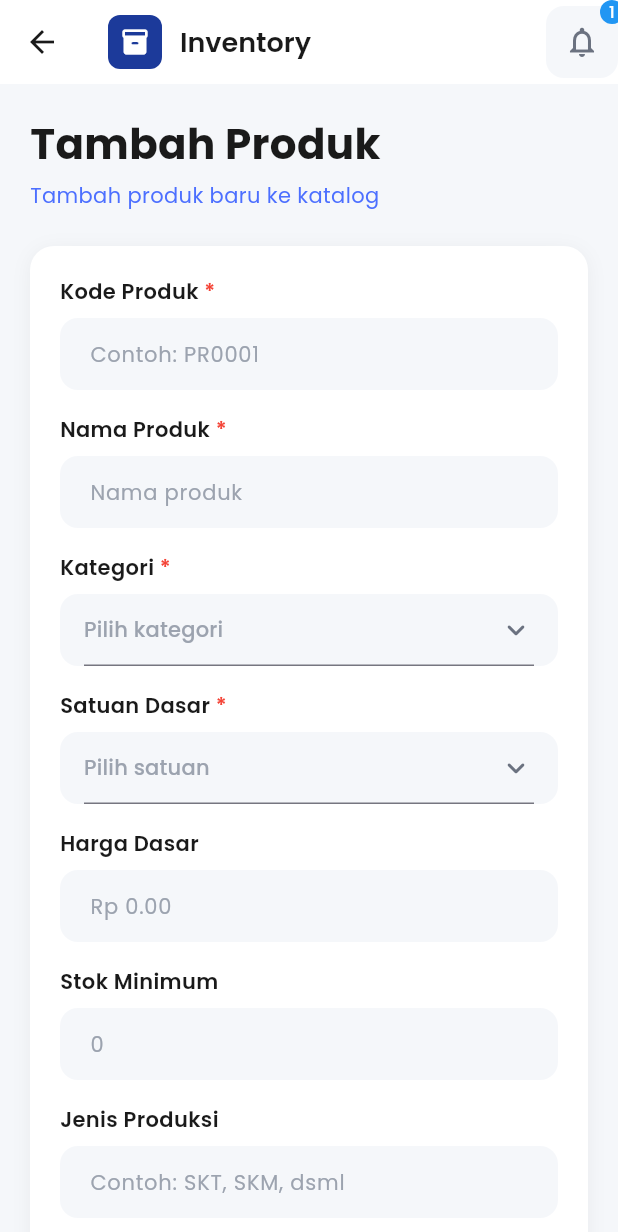
After one commit to dewaprabawa/myapp, a Flutter app: the AddProductScreen screen opened directly, on a phone screen of 412 x 824 dp. The commit adds this screen. Shown: the top 1232 px of the screen. Run offline on Flutter 3.47's test engine with Material 3 defaults, Android fonts, the phone set to English and light mode, and no system bars; our stand-ins replace google_fonts.

Commit message:
feat: implement master data screens for categories and products, including add and list views.

```diff
--- /dev/null
+++ b/lib/screens/master_data/sections/add_product_screen.dart
@@ -0,0 +1,452 @@
+import 'package:flutter/material.dart';
+import 'package:google_fonts/google_fonts.dart';
+import 'package:myapp/screens/widgets/notification_icons.dart';
+import 'package:myapp/shared/base_color.dart';
+
+class AddProductScreen extends StatefulWidget {
+  const AddProductScreen({super.key});
+
+  @override
+  State<AddProductScreen> createState() => _AddProductScreenState();
+}
+
+class _AddProductScreenState extends State<AddProductScreen> {
+  final _formKey = GlobalKey<FormState>();
+  final TextEditingController _productCodeController = TextEditingController();
+  final TextEditingController _productNameController = TextEditingController();
+  final TextEditingController _basePriceController = TextEditingController();
+  final TextEditingController _minStockController = TextEditingController();
+  final TextEditingController _productTypeController = TextEditingController();
+  final TextEditingController _packagingController = TextEditingController();
+  final TextEditingController _descriptionController = TextEditingController();
+
+  String? selectedCategory;
+  String? selectedUnit;
+  bool isActiveProduct = true;
+
+  @override
+  void dispose() {
+    _productCodeController.dispose();
+    _productNameController.dispose();
+    _basePriceController.dispose();
+    _minStockController.dispose();
+    _productTypeController.dispose();
+    _packagingController.dispose();
+    _descriptionController.dispose();
+    super.dispose();
+  }
+
+  @override
+  Widget build(BuildContext context) {
+    return Scaffold(
+      backgroundColor: const Color(0xFFF5F7FA),
+      appBar: _buildAppBar(context),
+      body: SingleChildScrollView(
+        physics: const BouncingScrollPhysics(),
+        padding: const EdgeInsets.all(20),
+        child: Form(
+          key: _formKey,
+          child: Column(
+            crossAxisAlignment: CrossAxisAlignment.start,
+            children: [
+              _buildHeader(),
+              const SizedBox(height: 24),
+              _buildFormFields(),
+              const SizedBox(height: 24),
+              _buildActionButtons(),
+              const SizedBox(height: 20),
+            ],
+          ),
+        ),
+      ),
+    );
+  }
+
+  PreferredSizeWidget _buildAppBar(BuildContext context) {
+    return AppBar(
+      backgroundColor: Colors.white,
+      elevation: 0,
+      leading: IconButton(
+        icon: const Icon(Icons.arrow_back, color: Color(0xFF1A1A1A)),
+        onPressed: () => Navigator.pop(context),
+      ),
+      title: Row(
+        children: [
+          Container(
+            padding: const EdgeInsets.all(8),
+            decoration: BoxDecoration(
+              color: BaseColor.primaryColor,
+              borderRadius: BorderRadius.circular(8),
+            ),
+            child: const Icon(
+              Icons.inventory_2_rounded,
+              color: Colors.white,
+              size: 20,
+            ),
+          ),
+          const SizedBox(width: 12),
+          Text(
+            'Inventory',
+            style: GoogleFonts.poppins(
+              fontSize: 18,
+              fontWeight: FontWeight.w600,
+              color: const Color(0xFF1A1A1A),
+            ),
+          ),
+        ],
+      ),
+      actions: [NotificationIcons()],
+    );
+  }
+
+  Widget _buildHeader() {
+    return Column(
+      crossAxisAlignment: CrossAxisAlignment.start,
+      children: [
+        Text(
+          'Tambah Produk',
+          style: GoogleFonts.poppins(
+            fontSize: 28,
+            fontWeight: FontWeight.bold,
+            color: const Color(0xFF1A1A1A),
+          ),
+        ),
+        const SizedBox(height: 4),
+        Text(
+          'Tambah produk baru ke katalog',
+          style: GoogleFonts.poppins(
+            fontSize: 14,
+            color: const Color(0xFF4C6FFF),
+          ),
+        ),
+      ],
+    );
+  }
+
+  Widget _buildFormFields() {
+    return Container(
+      padding: const EdgeInsets.all(20),
+      decoration: BoxDecoration(
+        color: Colors.white,
+        borderRadius: BorderRadius.circular(16),
+        boxShadow: [
+          BoxShadow(
+            color: Colors.black.withOpacity(0.05),
+            blurRadius: 10,
+            offset: const Offset(0, 2),
+          ),
+        ],
+      ),
+      child: Column(
+        crossAxisAlignment: CrossAxisAlignment.start,
+        children: [
+          _buildTextField(
+            label: 'Kode Produk',
+            hint: 'Contoh: PR0001',
+            controller: _productCodeController,
+            isRequired: true,
+          ),
+          const SizedBox(height: 16),
+          _buildTextField(
+            label: 'Nama Produk',
+            hint: 'Nama produk',
+            controller: _productNameController,
+            isRequired: true,
+          ),
+          const SizedBox(height: 16),
+          _buildDropdownField(
+            label: 'Kategori',
+            hint: 'Pilih kategori',
+            value: selectedCategory,
+            isRequired: true,
+            onChanged: (value) {
+              setState(() {
+                selectedCategory = value;
+              });
+            },
+          ),
+          const SizedBox(height: 16),
+          _buildDropdownField(
+            label: 'Satuan Dasar',
+            hint: 'Pilih satuan',
+            value: selectedUnit,
+            isRequired: true,
+            onChanged: (value) {
+              setState(() {
+                selectedUnit = value;
+              });
+            },
+          ),
+          const SizedBox(height: 16),
+          _buildTextField(
+            label: 'Harga Dasar',
+            hint: 'Rp 0.00',
+            controller: _basePriceController,
+            keyboardType: TextInputType.number,
+          ),
+          const SizedBox(height: 16),
+          _buildTextField(
+            label: 'Stok Minimum',
+            hint: '0',
+            controller: _minStockController,
+            keyboardType: TextInputType.number,
+          ),
+          const SizedBox(height: 16),
+          _buildTextField(
+            label: 'Jenis Produksi',
+            hint: 'Contoh: SKT, SKM, dsml',
+            controller: _productTypeController,
+          ),
+          const SizedBox(height: 16),
+          _buildTextField(
+            label: 'Isi / Kemasan',
+            hint: 'Contoh: 12 Botol, 16 Botol',
+            controller: _packagingController,
+          ),
+          const SizedBox(height: 16),
+          _buildTextField(
+            label: 'Deskripsi',
+            hint: 'Deskripsi produk (opsional)',
+            controller: _descriptionController,
+            maxLines: 3,
+          ),
+          const SizedBox(height: 20),
+          _buildActiveToggle(),
+        ],
+      ),
+    );
+  }
+
+  Widget _buildTextField({
+    required String label,
+    required String hint,
+    required TextEditingController controller,
+    bool isRequired = false,
+    TextInputType? keyboardType,
+    int maxLines = 1,
+  }) {
+    return Column(
+      crossAxisAlignment: CrossAxisAlignment.start,
+      children: [
+        Row(
+          children: [
+            Text(
+              label,
+              style: GoogleFonts.poppins(
+                fontSize: 14,
+                fontWeight: FontWeight.w600,
+                color: const Color(0xFF1A1A1A),
+              ),
+            ),
+            if (isRequired)
+              Text(
+                ' *',
+                style: GoogleFonts.poppins(
+                  fontSize: 14,
+                  fontWeight: FontWeight.w600,
+                  color: Colors.red,
+                ),
+              ),
+          ],
+        ),
+        const SizedBox(height: 8),
+        TextFormField(
+          controller: controller,
+          keyboardType: keyboardType,
+          maxLines: maxLines,
+          decoration: InputDecoration(
+            hintText: hint,
+            hintStyle: GoogleFonts.poppins(
+              fontSize: 14,
+              color: const Color(0xFF9CA3AF),
+            ),
+            filled: true,
+            fillColor: const Color(0xFFF5F7FA),
+            border: OutlineInputBorder(
+              borderRadius: BorderRadius.circular(12),
+              borderSide: BorderSide.none,
+            ),
+            contentPadding: const EdgeInsets.symmetric(
+              horizontal: 16,
+              vertical: 12,
+            ),
+          ),
+          validator: isRequired
+              ? (value) {
+                  if (value == null || value.isEmpty) {
+                    return '$label harus diisi';
+                  }
+                  return null;
+                }
+              : null,
+        ),
+      ],
+    );
+  }
+
+  Widget _buildDropdownField({
+    required String label,
+    required String hint,
+    required String? value,
+    required ValueChanged<String?> onChanged,
+    bool isRequired = false,
+  }) {
+    return Column(
+      crossAxisAlignment: CrossAxisAlignment.start,
+      children: [
+        Row(
+          children: [
+            Text(
+              label,
+              style: GoogleFonts.poppins(
+                fontSize: 14,
+                fontWeight: FontWeight.w600,
+                color: const Color(0xFF1A1A1A),
+              ),
+            ),
+            if (isRequired)
+              Text(
+                ' *',
+                style: GoogleFonts.poppins(
+                  fontSize: 14,
+                  fontWeight: FontWeight.w600,
+                  color: Colors.red,
+                ),
+              ),
+          ],
+        ),
+        const SizedBox(height: 8),
+        Container(
+          padding: const EdgeInsets.symmetric(horizontal: 16),
+          decoration: BoxDecoration(
+            color: const Color(0xFFF5F7FA),
+            borderRadius: BorderRadius.circular(12),
+          ),
+          child: DropdownButtonHideUnderline(
+            child: DropdownButtonFormField<String>(
+              isExpanded: true,
+              hint: Text(
+                hint,
+                style: GoogleFonts.poppins(
+                  fontSize: 14,
+                  color: const Color(0xFF9CA3AF),
+                ),
+              ),
+              value: value,
+              icon: const Icon(
+                Icons.keyboard_arrow_down_rounded,
+                color: Color(0xFF6B7280),
+              ),
+              items: const [],
+              onChanged: onChanged,
+              validator: isRequired
+                  ? (value) {
+                      if (value == null || value.isEmpty) {
+                        return '$label harus dipilih';
+                      }
+                      return null;
+                    }
+                  : null,
+            ),
+          ),
+        ),
+      ],
+    );
+  }
+
+  Widget _buildActiveToggle() {
+    return Row(
+      mainAxisAlignment: MainAxisAlignment.spaceBetween,
+      children: [
+        Text(
+          'Produk Aktif',
+          style: GoogleFonts.poppins(
+            fontSize: 14,
+            fontWeight: FontWeight.w600,
+            color: const Color(0xFF1A1A1A),
+          ),
+        ),
+        Switch(
+          value: isActiveProduct,
+          onChanged: (value) {
+            setState(() {
+              isActiveProduct = value;
+            });
+          },
+          activeColor: BaseColor.primaryColor,
+        ),
+      ],
+    );
+  }
+
+  Widget _buildActionButtons() {
+    return Row(
+      children: [
+        Expanded(
+          child: OutlinedButton(
+            onPressed: () => Navigator.pop(context),
+            style: OutlinedButton.styleFrom(
+              padding: const EdgeInsets.symmetric(vertical: 16),
+              side: const BorderSide(color: Color(0xFFE5E7EB)),
+              shape: RoundedRectangleBorder(
+                borderRadius: BorderRadius.circular(12),
+              ),
+            ),
+            child: Text(
+              'Batal',
+              style: GoogleFonts.poppins(
+                fontSize: 16,
+                fontWeight: FontWeight.w600,
+                color: const Color(0xFF6B7280),
+              ),
+            ),
+          ),
+        ),
+        const SizedBox(width: 12),
+        Expanded(
+          flex: 2,
+          child: ElevatedButton(
+            onPressed: () {
+              if (_formKey.currentState!.validate()) {
+                // Handle save product
+                ScaffoldMessenger.of(context).showSnackBar(
+                  SnackBar(
+                    content: Text(
+                      'Produk berhasil ditambahkan!',
+                      style: GoogleFonts.poppins(),
+                    ),
+                    backgroundColor: const Color(0xFF10B981),
+                  ),
+                );
+                Navigator.pop(context);
+              }
+            },
+            style: ElevatedButton.styleFrom(
+              backgroundColor: BaseColor.primaryColor,
+              foregroundColor: Colors.white,
+              padding: const EdgeInsets.symmetric(vertical: 16),
+              shape: RoundedRectangleBorder(
+                borderRadius: BorderRadius.circular(12),
+              ),
+              elevation: 0,
+            ),
+            child: Row(
+              mainAxisAlignment: MainAxisAlignment.center,
+              children: [
+                const Icon(Icons.check_rounded, size: 20),
+                const SizedBox(width: 8),
+                Text(
+                  'Tambah Produk',
+                  style: GoogleFonts.poppins(
+                    fontSize: 16,
+                    fontWeight: FontWeight.w600,
+                  ),
+                ),
+              ],
+            ),
+          ),
+        ),
+      ],
+    );
+  }
+}
```
Also changed, not shown: lib/screens/master_data/sections/add_category_screen.dart (added, +249 -0 lines), lib/screens/master_data/sections/category_screen.dart (+7 -1 lines), lib/screens/master_data/sections/product_screen.dart (+7 -1 lines).
